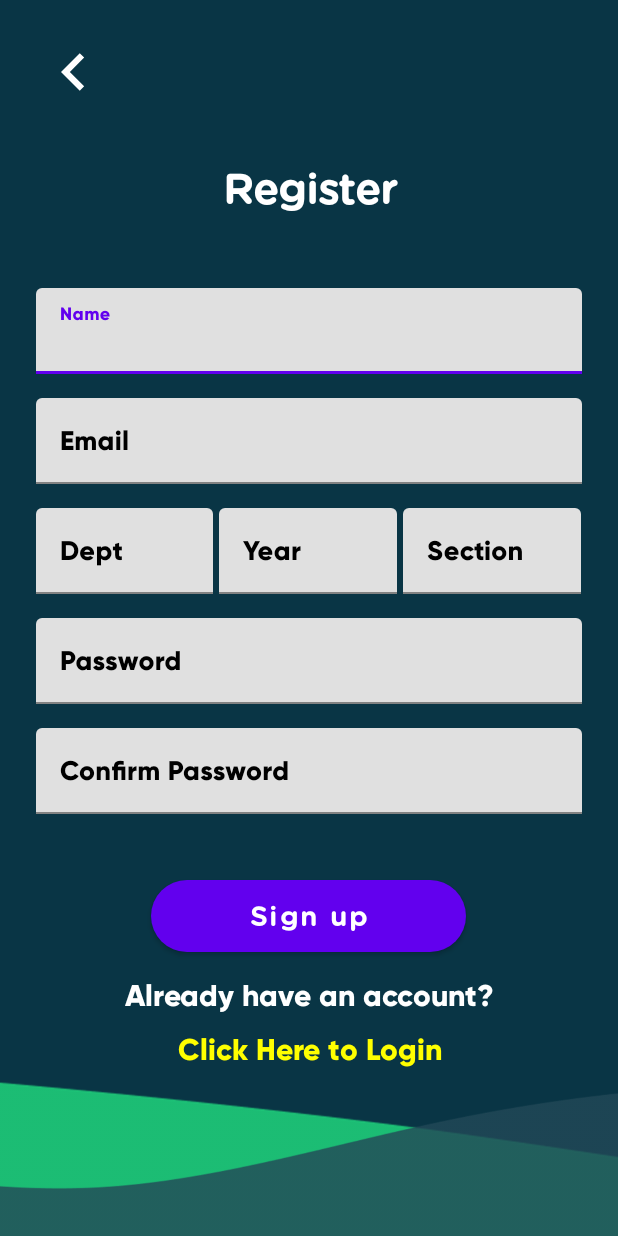
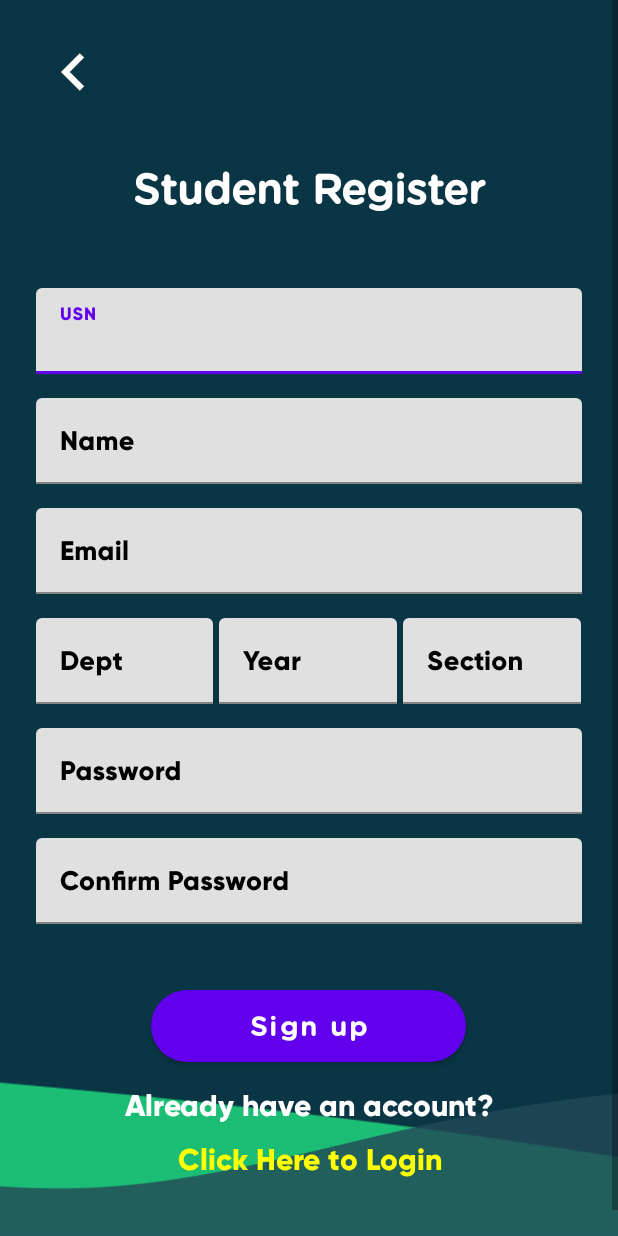
Before and after one commit to mubasshirmds2001/Student_app, an Android app: the register_page screen opened directly, with no data from a screen before it, on a phone screen of 412 x 824 dp. Run offline under Robolectric (Android 15) with nearby library versions, the phone set to English and light mode, and no system bars; our stand-ins replace Firebase (no records; nobody signed in at launch, a user with empty details on screens opened directly).

Commit message:
Created additional login options for lecturers and added new changes in the splash screen and completed the object creation and storing data..

```diff
--- a/app/src/main/java/com/example/login_activity_student/first_page.java
+++ b/app/src/main/java/com/example/login_activity_student/first_page.java
@@ -6,13 +6,17 @@ import androidx.appcompat.app.AppCompatActivity;
 
 import android.content.Intent;
 import android.os.Bundle;
+import android.os.Handler;
 import android.view.View;
 import android.widget.ImageButton;
 import android.widget.ImageView;
 
+import com.google.firebase.auth.FirebaseAuth;
+
 public class first_page extends AppCompatActivity {
     ImageView imageView1;
     ImageView imageView2;
+
 
     @Override
     protected void onCreate(Bundle savedInstanceState) {
@@ -33,7 +37,7 @@ public class first_page extends AppCompatActivity {
         imageView2.setOnClickListener(new View.OnClickListener() {
             @Override
             public void onClick(View v) {
-                Intent intent = new Intent(first_page.this,register_page.class);
+                Intent intent = new Intent(first_page.this,Lecturer_register.class);
                 startActivity(intent);
             }
         });
--- a/app/src/main/res/drawable/custom_button.xml
+++ b/app/src/main/res/drawable/custom_button.xml
@@ -7,5 +7,5 @@
         android:right="1dp"
         android:top="1dp"
         android:bottom="1dp" />
-    <corners android:radius="20dp" />
+    <corners android:radius="30dp" />
 </shape>
--- a/app/src/main/res/layout/activity_login_page.xml
+++ b/app/src/main/res/layout/activity_login_page.xml
@@ -48,7 +48,7 @@
             android:fontFamily="@font/gotham"
             android:gravity="center"
             android:shadowColor="#57000000"
-            android:text="@string/login_here"
+            android:text="Student Login"
             android:textAlignment="center"
             android:textColor="#FFFFFF"
             android:textSize="28sp"
--- a/app/src/main/res/layout/activity_main.xml
+++ b/app/src/main/res/layout/activity_main.xml
@@ -5,7 +5,4 @@
     android:layout_width="match_parent"
     android:layout_height="match_parent"
     tools:context=".MainActivity"
-    tools:ignore="ExtraText">
-
-
-</androidx.constraintlayout.widget.ConstraintLayout>
+    tools:ignore="ExtraText"/>
--- a/app/src/main/res/layout/activity_register_page.xml
+++ b/app/src/main/res/layout/activity_register_page.xml
@@ -53,13 +53,31 @@
                 android:fontFamily="@font/gotham"
                 android:gravity="center"
                 android:shadowColor="#57000000"
-                android:text="@string/register_text"
+                android:text="Student Register"
                 android:textAlignment="center"
                 android:textColor="#FFFFFF"
                 android:textSize="28sp"
                 android:textStyle="bold"
                 />
 
+            <com.google.android.material.textfield.TextInputLayout
+                android:layout_width="match_parent"
+                android:layout_height="wrap_content"
+                android:layout_marginTop="16dp"
+                android:textColorHint="#000000">
+
+                <EditText
+                    android:id="@+id/edUSN"
+                    android:layout_width="match_parent"
+                    android:layout_height="wrap_content"
+                    android:fontFamily="@font/gilroy_extrabold"
+                    android:hint="@string/USN"
+                    android:inputType="text"
+                    android:textColor="@color/color"
+                    android:textSize="18sp"
+                    tools:ignore="InvalidId" />
+
+            </com.google.android.material.textfield.TextInputLayout>
 
             <com.google.android.material.textfield.TextInputLayout
                 android:layout_width="match_parent"
--- a/app/src/main/res/values/strings.xml
+++ b/app/src/main/res/values/strings.xml
@@ -28,4 +28,6 @@
     <string name="name2">Name</string>
     <string name="backtopage">backtopage</string>
     <string name="Dept">Dept</string>
+    <string name="USN">USN</string>
+    <string name="smart_track">Smart Track</string>
 </resources>
```
Also changed, not shown: app/src/main/AndroidManifest.xml (+18 -10 lines), app/src/main/java/com/example/login_activity_student/MainActivity.java (+7 -0 lines), app/src/main/java/com/example/login_activity_student/Students.java (+10 -1 lines), app/src/main/java/com/example/login_activity_student/login_page.java (+18 -1 lines), app/src/main/java/com/example/login_activity_student/register_page.java (+46 -42 lines).
